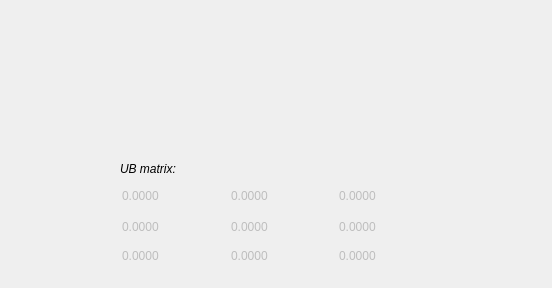
Old version of the form testing/D19Proto/dialog_UnitCell.ui in the repository k61n/openhkl.
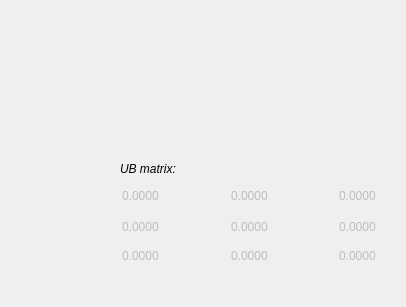
New version of the form. Icons and pictures are not drawn.

Patch:
```diff
--- a/testing/D19Proto/dialog_UnitCell.ui
+++ b/testing/D19Proto/dialog_UnitCell.ui
@@ -6,8 +6,8 @@
    <rect>
     <x>0</x>
     <y>0</y>
-    <width>552</width>
-    <height>288</height>
+    <width>406</width>
+    <height>307</height>
    </rect>
   </property>
   <property name="windowTitle">
```
Left out of the diff: 10 changed lines with no effect on the pictures.
